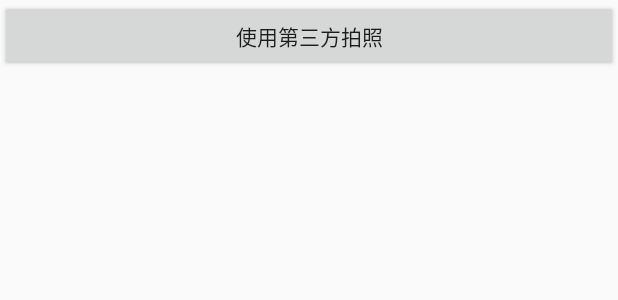
After one commit to neo2470/Twork, an Android app: the layout camera_fragment.xml on its own in the app's theme, with its tools: preview values and no code run, on a phone screen of 412 x 824 dp. The commit adds this screen. Shown: the top 300 px of the screen. Run offline under Robolectric (Android 15) with nearby library versions, the phone set to English and light mode, and no system bars.

Commit message:
A Camera Demo not finish

```diff
--- /dev/null
+++ b/app/src/main/res/layout/camera_fragment.xml
@@ -0,0 +1,19 @@
+<?xml version="1.0" encoding="utf-8"?>
+<LinearLayout xmlns:android="http://schemas.android.com/apk/res/android"
+    android:layout_width="match_parent"
+    android:layout_height="match_parent"
+    android:orientation="vertical">
+
+    <Button
+        android:id="@+id/cameraThird"
+        android:layout_width="match_parent"
+        android:layout_height="wrap_content"
+        android:text="使用第三方拍照" />
+
+    <ImageView
+        android:id="@+id/imageView"
+        android:layout_width="match_parent"
+        android:layout_height="wrap_content"
+        android:adjustViewBounds="true" />
+
+</LinearLayout>
--- a/app/src/main/res/values/strings.xml
+++ b/app/src/main/res/values/strings.xml
@@ -10,6 +10,8 @@
     <string name="topic_cache_bitmap">Cache Bitmap</string>
     <string name="topic_related_list_view">Related ListView</string>
     <string name="topic_scrollable_sheet_layout">Scrollable Sheet Layout</string>
+    <string name="topic_camera_1">Camera 1</string>
+    <string name="topic_camera_2">Camera 2</string>
 
     <string name="sign_username">Username</string>
     <string name="sign_password">Password</string>
```
Also changed, not shown: app/src/main/AndroidManifest.xml (+6 -2 lines), app/src/main/java/com/alex/fragment/CameraFragment.java (added, +79 -0 lines), app/src/main/java/com/alex/fragment/MainFragment.java (+24 -11 lines), app/src/main/java/com/alex/twork/CameraActivity.java (added, +80 -0 lines), app/src/main/java/com/alex/widget/CameraPreview.java (added, +82 -0 lines), app/src/main/res/layout/camera_activity.xml (added, +15 -0 lines), 2 other files.
